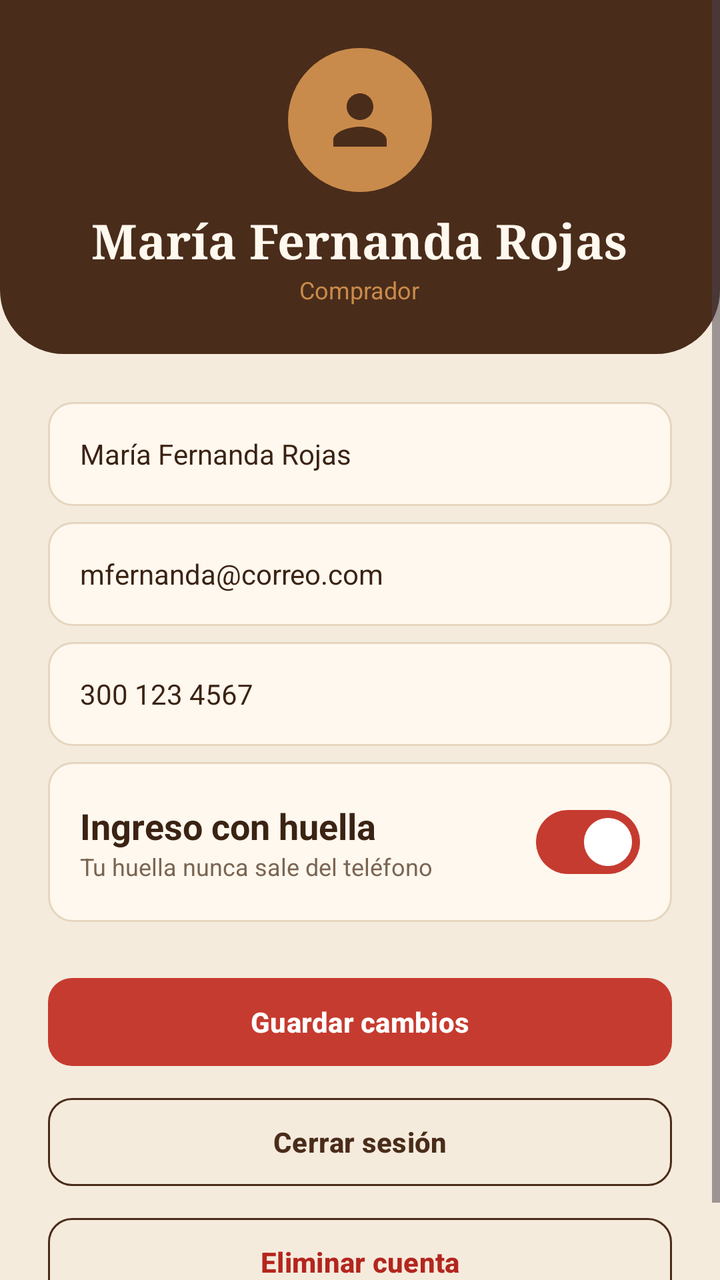
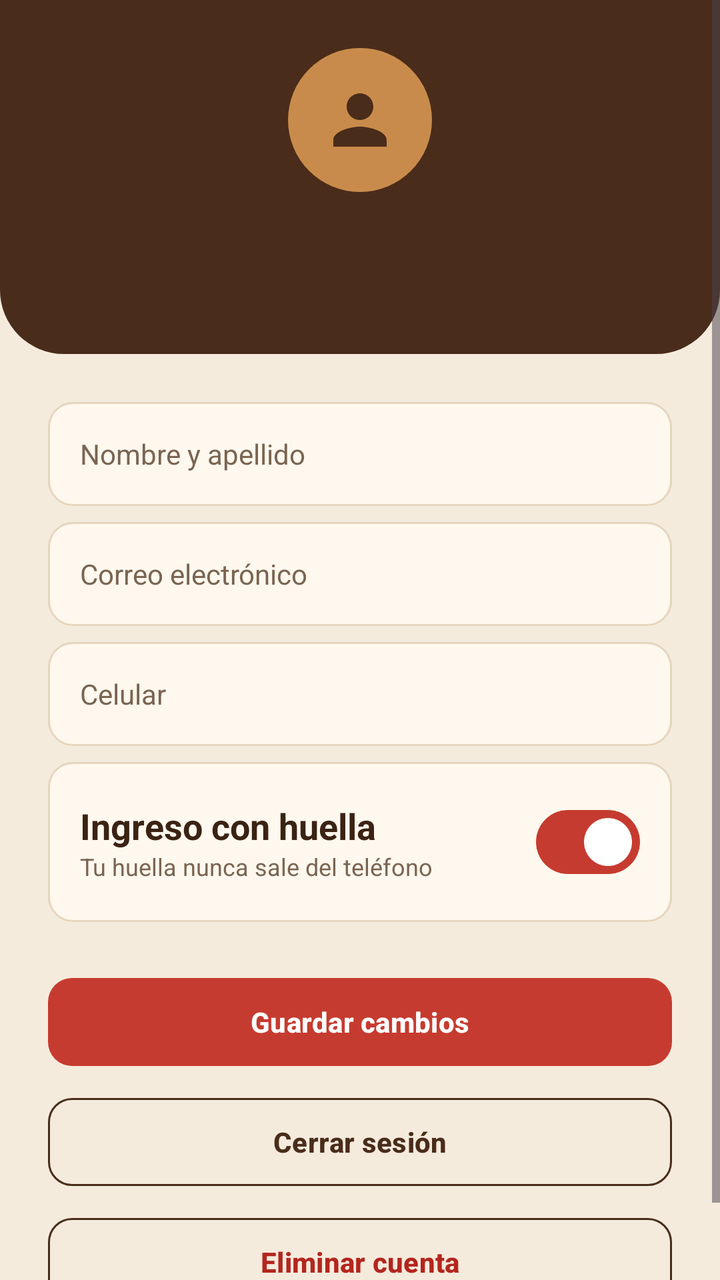

Two renders of the same Android screen: before a commit and after it. Below are the layout's source before the change and the commit's diff.
<!-- AndroidManifest.xml: application theme Theme.Solopan -->
<!-- res/layout/fragment_profile.xml -->
<?xml version="1.0" encoding="utf-8"?>
<ScrollView xmlns:android="http://schemas.android.com/apk/res/android"
    android:layout_width="match_parent"
    android:layout_height="match_parent"
    android:fillViewport="true">

    <LinearLayout
        android:layout_width="match_parent"
        android:layout_height="wrap_content"
        android:orientation="vertical">

        <LinearLayout
            android:layout_width="match_parent"
            android:layout_height="wrap_content"
            android:background="@drawable/bg_header_brown"
            android:gravity="center_horizontal"
            android:orientation="vertical"
            android:padding="@dimen/spacing_l">

            <FrameLayout
                android:layout_width="@dimen/logo_size"
                android:layout_height="@dimen/logo_size"
                android:background="@drawable/bg_logo_circle">

                <ImageView
                    android:layout_width="@dimen/logo_icon_size"
                    android:layout_height="@dimen/logo_icon_size"
                    android:layout_gravity="center"
                    android:contentDescription="@string/nav_profile"
                    android:src="@drawable/ic_person" />
            </FrameLayout>

            <TextView
                android:id="@+id/tvProfileName"
                style="@style/Text.Title"
                android:layout_width="wrap_content"
                android:layout_height="wrap_content"
                android:layout_marginTop="@dimen/spacing_s"
                android:text="@string/profile_name"
                android:textColor="@color/text_on_dark" />

            <TextView
                android:id="@+id/tvRole"
                style="@style/Text.Caption"
                android:layout_width="wrap_content"
                android:layout_height="wrap_content"
                android:text="@string/role_buyer"
                android:textColor="@color/caramel" />
        </LinearLayout>

        <LinearLayout
            android:layout_width="match_parent"
            android:layout_height="wrap_content"
            android:orientation="vertical"
            android:padding="@dimen/spacing_l">

            <EditText
                android:id="@+id/etName"
                style="@style/Widget.Solopan.Input"
                android:layout_width="match_parent"
                android:layout_height="wrap_content"
                android:autofillHints="name"
                android:hint="@string/hint_full_name"
                android:inputType="textPersonName"
                android:text="@string/profile_name" />

            <EditText
                android:id="@+id/etEmail"
                style="@style/Widget.Solopan.Input"
                android:layout_width="match_parent"
                android:layout_height="wrap_content"
                android:layout_marginTop="@dimen/spacing_s"
                android:autofillHints="emailAddress"
                android:hint="@string/hint_email"
                android:inputType="textEmailAddress"
                android:text="@string/profile_email" />

            <EditText
                android:id="@+id/etPhone"
                style="@style/Widget.Solopan.Input"
                android:layout_width="match_parent"
                android:layout_height="wrap_content"
                android:layout_marginTop="@dimen/spacing_s"
                android:autofillHints="phone"
                android:hint="@string/hint_phone"
                android:inputType="phone"
                android:text="@string/profile_phone" />

            <LinearLayout
                android:layout_width="match_parent"
                android:layout_height="wrap_content"
                android:layout_marginTop="@dimen/spacing_s"
                android:background="@drawable/bg_input"
                android:gravity="center_vertical"
                android:orientation="horizontal"
                android:padding="@dimen/spacing_m">

                <LinearLayout
                    android:layout_width="0dp"
                    android:layout_height="wrap_content"
                    android:layout_weight="1"
                    android:orientation="vertical">

                    <TextView
                        style="@style/Text.Subtitle"
                        android:layout_width="wrap_content"
                        android:layout_height="wrap_content"
                        android:text="@string/profile_biometric" />

                    <TextView
                        style="@style/Text.Caption"
                        android:layout_width="wrap_content"
                        android:layout_height="wrap_content"
                        android:text="@string/profile_biometric_hint" />
                </LinearLayout>

                <com.google.android.material.materialswitch.MaterialSwitch
                    android:id="@+id/swBiometric"
                    android:layout_width="wrap_content"
                    android:layout_height="wrap_content"
                    android:checked="true" />
            </LinearLayout>

            <com.google.android.material.button.MaterialButton
                android:id="@+id/btnSave"
                android:layout_width="match_parent"
                android:layout_height="wrap_content"
                android:layout_marginTop="@dimen/spacing_l"
                android:text="@string/btn_save_changes" />

            <com.google.android.material.button.MaterialButton
                android:id="@+id/btnLogout"
                style="@style/Widget.Solopan.Button.Outlined"
                android:layout_width="match_parent"
                android:layout_height="wrap_content"
                android:layout_marginTop="@dimen/spacing_s"
                android:text="@string/btn_logout" />

            <com.google.android.material.button.MaterialButton
                android:id="@+id/btnDeleteAccount"
                style="@style/Widget.Solopan.Button.Outlined"
                android:layout_width="match_parent"
                android:layout_height="wrap_content"
                android:layout_marginTop="@dimen/spacing_s"
                android:text="@string/btn_delete_account"
                android:textColor="@color/error_red" />
        </LinearLayout>
    </LinearLayout>
</ScrollView>
<!-- resources referenced by this layout -->
<resources>
  <color name="caramel">#C98B4B</color>
  <color name="error_red">#B3261E</color>
  <color name="text_on_dark">#FFF8EE</color>
  <dimen name="logo_icon_size">40dp</dimen>
  <dimen name="logo_size">72dp</dimen>
  <dimen name="spacing_l">24dp</dimen>
  <dimen name="spacing_m">16dp</dimen>
  <dimen name="spacing_s">8dp</dimen>
  <!-- drawable bg_header_brown (drawable) -->
  <?xml version="1.0" encoding="utf-8"?>
  <shape xmlns:android="http://schemas.android.com/apk/res/android"
      android:shape="rectangle">
      <solid android:color="@color/brown_dark" />
      <corners
          android:bottomLeftRadius="@dimen/radius_header"
          android:bottomRightRadius="@dimen/radius_header" />
  </shape>
  <!-- drawable bg_input (drawable) -->
  <?xml version="1.0" encoding="utf-8"?>
  <shape xmlns:android="http://schemas.android.com/apk/res/android"
      android:shape="rectangle">
      <solid android:color="@color/cream_surface" />
      <stroke
          android:width="1dp"
          android:color="@color/cream_border" />
      <corners android:radius="@dimen/radius_button" />
  </shape>
  <!-- drawable bg_logo_circle (drawable) -->
  <?xml version="1.0" encoding="utf-8"?>
  <shape xmlns:android="http://schemas.android.com/apk/res/android"
      android:shape="oval">
      <solid android:color="@color/caramel" />
  </shape>
  <string name="btn_delete_account">Eliminar cuenta</string>
  <string name="btn_logout">Cerrar sesión</string>
  <string name="btn_save_changes">Guardar cambios</string>
  <string name="hint_email">Correo electrónico</string>
  <string name="hint_full_name">Nombre y apellido</string>
  <string name="hint_phone">Celular</string>
  <string name="nav_profile">Perfil</string>
  <string name="profile_biometric">Ingreso con huella</string>
  <string name="profile_biometric_hint">Tu huella nunca sale del teléfono</string>
  <string name="profile_email">mfernanda@correo.com</string>
  <string name="profile_name">María Fernanda Rojas</string>
  <string name="profile_phone">300 123 4567</string>
  <string name="role_buyer">Comprador</string>
  <style name="Text.Caption" parent="">
          <item name="android:textColor">@color/text_secondary</item>
          <item name="android:textSize">@dimen/text_caption</item>
      </style>
  <style name="Text.Subtitle" parent="">
          <item name="android:textColor">@color/text_primary</item>
          <item name="android:textSize">@dimen/text_subtitle</item>
          <item name="android:textStyle">bold</item>
      </style>
  <style name="Text.Title" parent="">
          <item name="android:fontFamily">serif</item>
          <item name="android:textColor">@color/text_primary</item>
          <item name="android:textSize">@dimen/text_title</item>
          <item name="android:textStyle">bold</item>
      </style>
  <color name="brown_dark">#4A2C1A</color>
  <dimen name="radius_header">32dp</dimen>
  <color name="cream_surface">#FFF8EE</color>
  <color name="cream_border">#E6D5BE</color>
  <dimen name="radius_button">12dp</dimen>
  <color name="text_secondary">#7A6552</color>
  <dimen name="text_caption">12sp</dimen>
  <color name="text_primary">#3B2314</color>
  <dimen name="text_subtitle">18sp</dimen>
  <dimen name="text_title">24sp</dimen>
  <dimen name="button_height">52dp</dimen>
  <dimen name="input_height">52dp</dimen>
  <dimen name="text_body">14sp</dimen>
  <color name="red_primary">#C63B2F</color>
  <color name="white">#FFFFFF</color>
  <color name="cream_background">#F5EBDD</color>
  <style name="Widget.Solopan.Button" parent="Widget.Material3.Button">
          <item name="backgroundTint">@color/red_primary</item>
          <item name="cornerRadius">@dimen/radius_button</item>
          <item name="android:minHeight">@dimen/button_height</item>
          <item name="android:textAllCaps">false</item>
          <item name="android:textStyle">bold</item>
      </style>
  <!-- unchanged entries left out for length: 4 -->
</resources>

<!-- the commit's change to res/layout/fragment_profile.xml (unified diff, before → after) -->
@@ -36,7 +36,7 @@
                 android:layout_width="wrap_content"
                 android:layout_height="wrap_content"
                 android:layout_marginTop="@dimen/spacing_s"
-                android:text="@string/profile_name"
+                android:text=""
                 android:textColor="@color/text_on_dark" />
 
             <TextView
@@ -44,7 +44,7 @@
                 style="@style/Text.Caption"
                 android:layout_width="wrap_content"
                 android:layout_height="wrap_content"
-                android:text="@string/role_buyer"
+                android:text=""
                 android:textColor="@color/caramel" />
         </LinearLayout>
 
@@ -62,7 +62,7 @@
                 android:autofillHints="name"
                 android:hint="@string/hint_full_name"
                 android:inputType="textPersonName"
-                android:text="@string/profile_name" />
+                android:text="" />
 
             <EditText
                 android:id="@+id/etEmail"
@@ -73,7 +73,7 @@
                 android:autofillHints="emailAddress"
                 android:hint="@string/hint_email"
                 android:inputType="textEmailAddress"
-                android:text="@string/profile_email" />
+                android:text="" />
 
             <EditText
                 android:id="@+id/etPhone"
@@ -84,7 +84,7 @@
                 android:autofillHints="phone"
                 android:hint="@string/hint_phone"
                 android:inputType="phone"
-                android:text="@string/profile_phone" />
+                android:text="" />
 
             <LinearLayout
                 android:layout_width="match_parent"
<!-- resource entries referenced after the edit -->
@@ -42,10 +42,6 @@
   <string name="nav_profile">Perfil</string>
   <string name="profile_biometric">Ingreso con huella</string>
   <string name="profile_biometric_hint">Tu huella nunca sale del teléfono</string>
-  <string name="profile_email">mfernanda@correo.com</string>
-  <string name="profile_name">María Fernanda Rojas</string>
-  <string name="profile_phone">300 123 4567</string>
-  <string name="role_buyer">Comprador</string>
   <style name="Text.Caption" parent="">
           <item name="android:textColor">@color/text_secondary</item>
           <item name="android:textSize">@dimen/text_caption</item>
